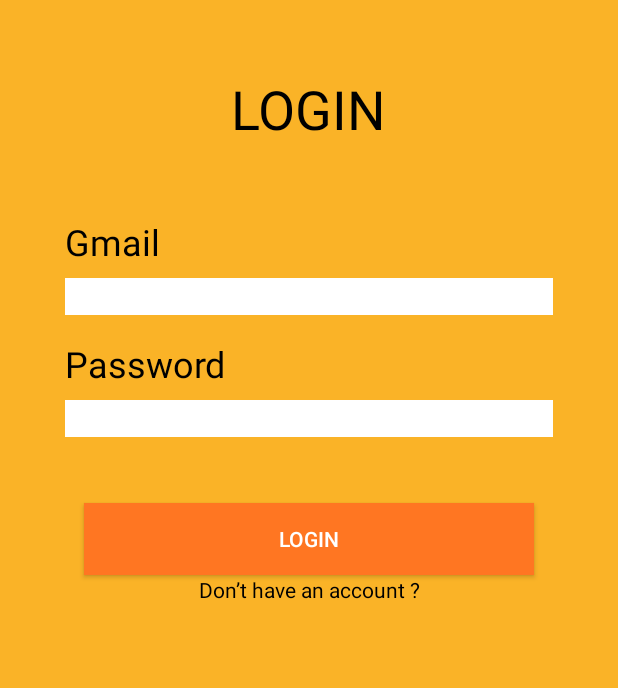
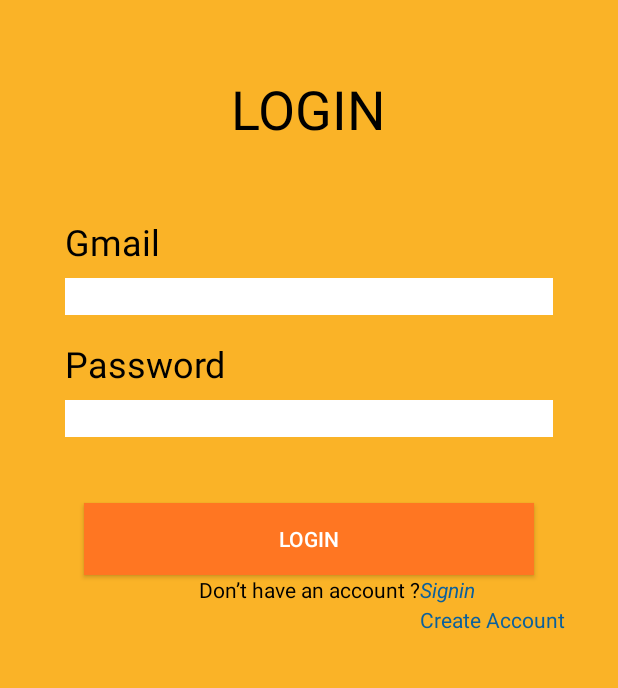
Before and after one commit to krishna007l/Grocio, an Android app: the layout fragment_login.xml on its own in the app's theme, with its tools: preview values and no code run, on a phone screen of 412 x 824 dp, the part 123-811 px from its top. Run offline under Robolectric (Android 15) with nearby library versions, the phone set to English and light mode, and no system bars.

Commit message:
Signin changes

```diff
--- a/app/src/main/java/mrkinfotech/Grocio/home/FirstFragment.kt
+++ b/app/src/main/java/mrkinfotech/Grocio/home/FirstFragment.kt
@@ -11,7 +11,7 @@ import mrkinfotech.Grocio.R
 import mrkinfotech.Grocio.databinding.FragmentFirstBinding
 
 
-class FirstFragment : Fragment() {
+class FirstFragment : Fragment(){
 
     private var _binding: FragmentFirstBinding? = null
     private val binding get() = _binding!!
--- a/app/src/main/java/mrkinfotech/Grocio/login/LoginActivity.kt
+++ b/app/src/main/java/mrkinfotech/Grocio/login/LoginActivity.kt
@@ -2,6 +2,7 @@ package mrkinfotech.Grocio.login
 
 
 import android.os.Bundle
+import android.view.View
 import androidx.appcompat.app.AppCompatActivity
 import androidx.navigation.findNavController
 import androidx.navigation.ui.AppBarConfiguration
@@ -33,4 +34,7 @@ class LoginActivity : AppCompatActivity() {
         return navController.navigateUp(appBarConfiguration)
                 || super.onSupportNavigateUp()
     }
+    fun onMyButtonClick(view: View){
+        setContentView(R.layout.activity_signin)
+    }
 }
--- a/app/src/main/java/mrkinfotech/Grocio/login/LoginFragment.kt
+++ b/app/src/main/java/mrkinfotech/Grocio/login/LoginFragment.kt
@@ -19,4 +19,6 @@ class LoginFragment : Fragment() {
         binding = FragmentLoginBinding.inflate(inflater)
         return binding.root
     }
+
+
 }
--- a/app/src/main/res/layout/activity_on_boarding.xml
+++ b/app/src/main/res/layout/activity_on_boarding.xml
@@ -18,13 +18,14 @@
         android:id="@+id/buttonGetStarted"
         android:layout_width="match_parent"
         android:layout_height="@dimen/default_button"
-        android:layout_marginHorizontal="@dimen/margin_48"
+        android:layout_marginHorizontal="75dp"
         android:background="@color/color_primary"
         android:text="@string/str_get_started"
         android:textSize="@dimen/font_24"
         android:textColor="@color/white"
         app:layout_constraintBottom_toBottomOf="parent"
         android:layout_marginBottom="50dp"
+        android:padding="10dp"
         />
 
 
--- a/app/src/main/res/layout/fragment_login.xml
+++ b/app/src/main/res/layout/fragment_login.xml
@@ -78,7 +78,6 @@
         android:layout_marginTop="@dimen/margin_8"
         android:layout_marginLeft="35dp"
         android:layout_marginRight="35dp"
-        android:inputType="numberPassword"
         android:textColor="@color/black"
         app:layout_constraintTop_toBottomOf="@+id/textTitlePassword" />
     <androidx.appcompat.widget.AppCompatButton
@@ -93,13 +92,35 @@
 
         app:layout_constraintTop_toBottomOf="@id/editTextPassword"/>
     <TextView
+        android:id="@+id/slogan"
         android:layout_width="wrap_content"
         android:layout_height="wrap_content"
         android:text="Don’t have an account ?"
         android:textColor="@color/black"
         app:layout_constraintTop_toBottomOf="@id/loginbutton"
-        app:layout_constraintStart_toStartOf="parent"
-        app:layout_constraintEnd_toEndOf="parent"
+        app:layout_constraintStart_toStartOf="@id/loginbutton"
+        app:layout_constraintEnd_toEndOf="@id/loginbutton"
         tools:ignore="MissingConstraints" />
 
+    <androidx.appcompat.widget.AppCompatTextView
+        android:layout_width="wrap_content"
+        android:layout_height="wrap_content"
+        android:onClick="onMyButtonClick"
+        android:textStyle="italic"
+        android:textColor="@color/blue"
+        android:text="@string/str_signin"
+        app:layout_constraintStart_toEndOf="@id/slogan"
+        app:layout_constraintTop_toTopOf="@id/slogan"
+        />
+    <androidx.appcompat.widget.AppCompatTextView
+        android:layout_width="wrap_content"
+        android:layout_height="wrap_content"
+        android:id="@+id/create"
+        android:text="@string/str_Create"
+        app:layout_constraintTop_toTopOf="@id/slogan"
+        app:layout_constraintStart_toEndOf="@id/slogan"
+        android:layout_marginTop="20dp"
+        android:textColor="@color/blue"
+        />
+
 </androidx.constraintlayout.widget.ConstraintLayout>
--- a/app/src/main/res/values/colors.xml
+++ b/app/src/main/res/values/colors.xml
@@ -4,4 +4,5 @@
     <color name="white">#FFFFFFFF</color>
     <color name="color_primary">#FF7622</color>
     <color name="orange">#fab327</color>
+    <color name="blue">#0A609D</color>
 </resources>
--- a/app/src/main/res/values/strings.xml
+++ b/app/src/main/res/values/strings.xml
@@ -17,4 +17,6 @@
     <string name="str_password">Password</string>
     <string name="str_Delevery">Delevery IN </string>
     <string name="str_minutes">10 minutes</string>
+    <string name="str_signin">Signin</string>
+    <string name="str_Create">Create Account</string>
 </resources>
```
Also changed, not shown: app/src/main/AndroidManifest.xml (+11 -12 lines), app/src/main/java/mrkinfotech/Grocio/login/SigninActivity.kt (added, +16 -0 lines), app/src/main/res/layout/activity_signin.xml (added, +10 -0 lines).
